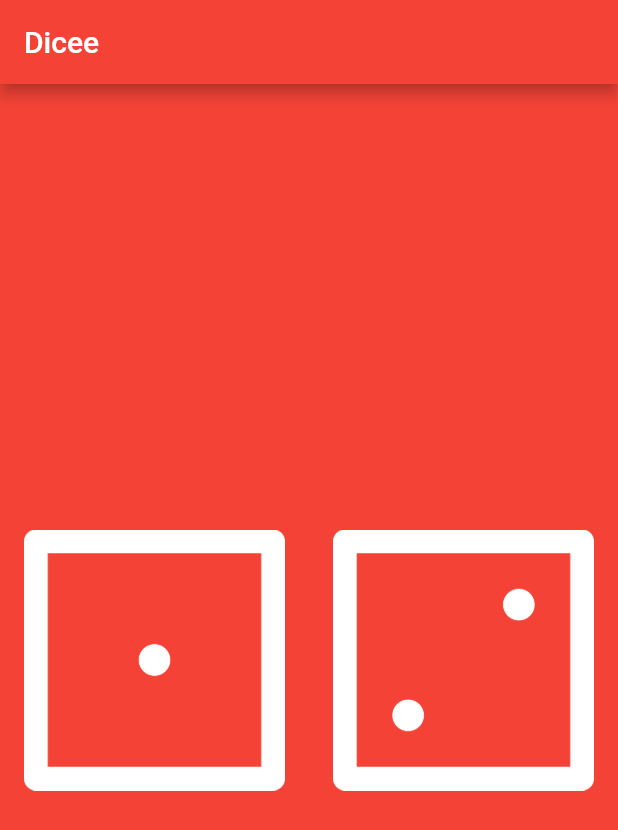
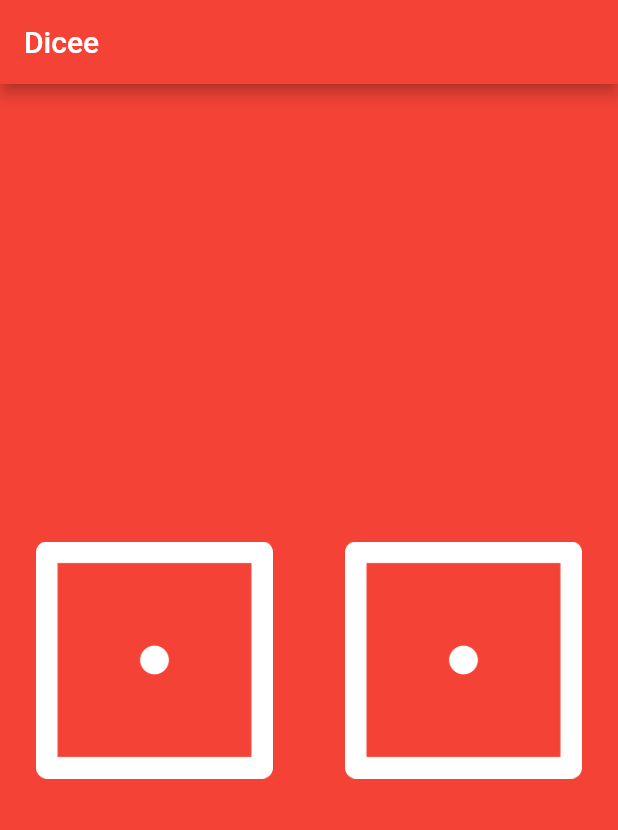
Before and after one commit to clippefuentes/DiceeFlutter, a Flutter app: the screen it shows after launch, on a phone screen of 412 x 824 dp. Shown: the top 830 px of the screen. Run offline on Flutter 3.47's test engine with Material 2 defaults, Android fonts, the phone set to English and light mode, and no system bars.

Commit message:
make number stateful and responsive

```diff
--- a/lib/main.dart
+++ b/lib/main.dart
@@ -1,4 +1,5 @@
 import 'package:flutter/material.dart';
+import 'dart:math';
 
 void main() {
   return runApp(
@@ -15,7 +16,24 @@ void main() {
   );
 }
 
-class DicePage extends StatelessWidget {
+class DicePage extends StatefulWidget {
+  const DicePage({Key key}) : super(key: key);
+
+  @override
+  State<DicePage> createState() => _DicePageState();
+}
+
+class _DicePageState extends State<DicePage> {
+  int diceLeftNumber = 1;
+  int diceRightNumber = 1;
+
+  void generateNumber() {
+    setState(() {
+      diceLeftNumber = Random().nextInt(6) + 1;
+      diceRightNumber = Random().nextInt(6) + 1;
+    });
+  }
+
   @override
   Widget build(BuildContext context) {
     return Center(
@@ -23,13 +41,23 @@ class DicePage extends StatelessWidget {
         children: [
           Expanded(
             child: Padding(
-              child: Image.asset('images/dice1.png'),
+              child: TextButton(
+                child: Image.asset('images/dice$diceLeftNumber.png'),
+                onPressed: () {
+                  generateNumber();
+                },
+              ),
               padding: EdgeInsets.all(16.0),
             ),
           ),
           Expanded(
             child: Padding(
-              child: Image.asset('images/dice2.png'),
+              child: TextButton(
+                child: Image.asset('images/dice$diceRightNumber.png'),
+                onPressed: () {
+                  generateNumber();
+                },
+              ),
               padding: EdgeInsets.all(16.0),
             )
           ),
```
